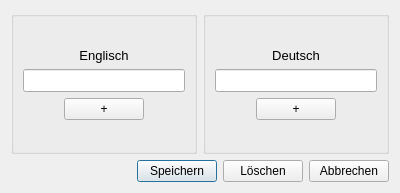
JannikGrabe/Phase6, file dialog_edit.ui: the form before one commit.
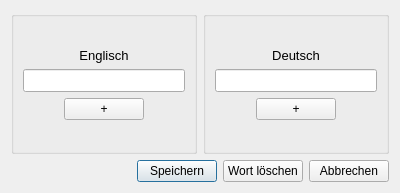
The form after the commit. Icons and pictures are not drawn.

What changed in the file:
```diff
--- a/dialog_edit.ui
+++ b/dialog_edit.ui
@@ -273,7 +273,7 @@
      <item>
       <widget class="QPushButton" name="pb_delete">
        <property name="text">
-        <string>Löschen</string>
+        <string>Wort löschen</string>
        </property>
       </widget>
      </item>
```
